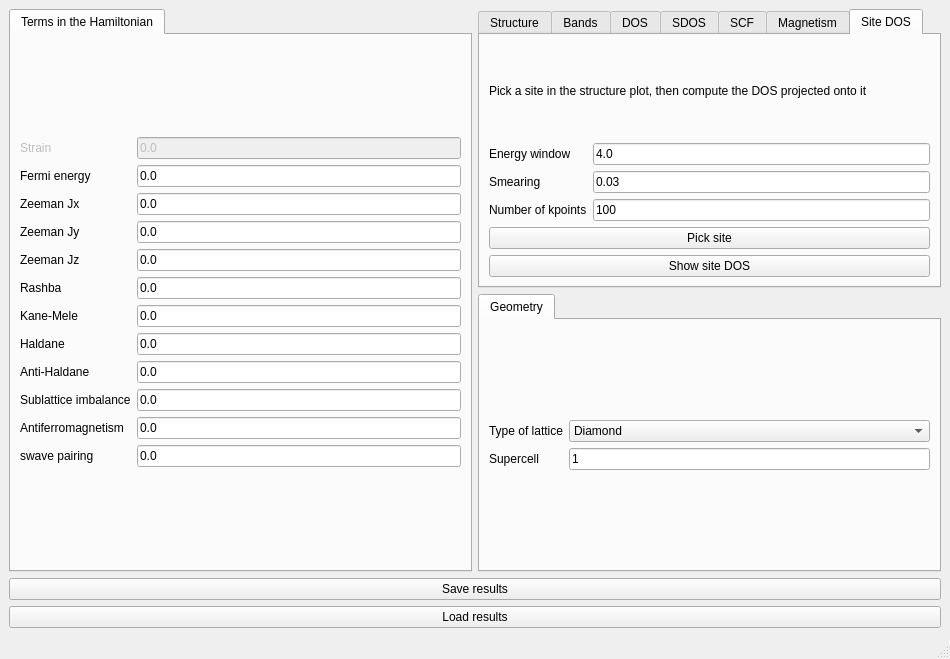
joselado/quantum-lattice, file interface-pyqt/3d/interface.ui: the form before one commit.
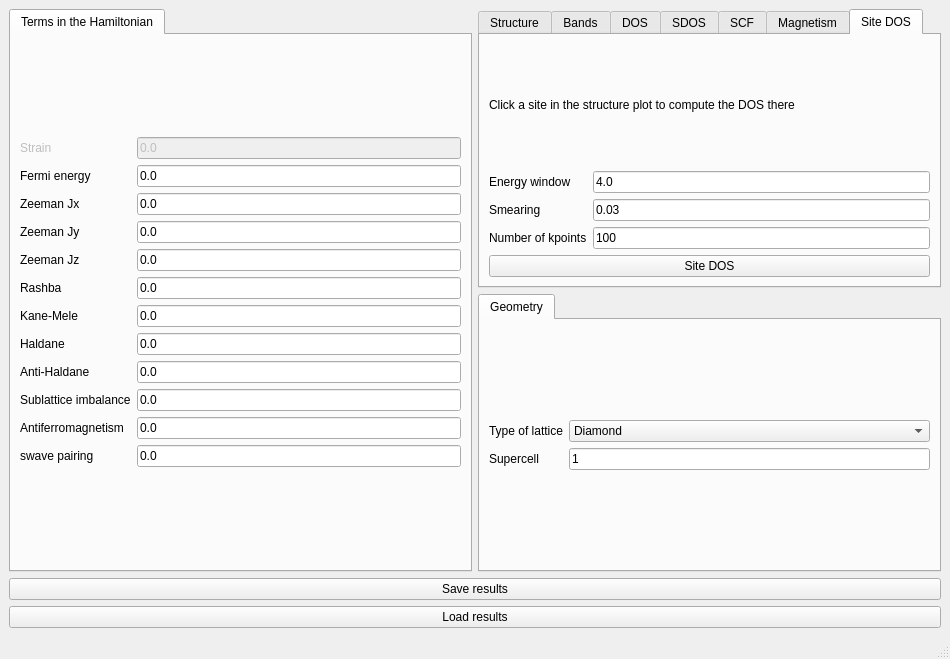
The form after the commit. The open tabs and pages were chosen to show the change. Custom widgets are drawn as their Qt base class.

Commit message: Make Site DOS a single interactive view instead of two separate steps

```diff
--- a/interface-pyqt/3d/interface.ui
+++ b/interface-pyqt/3d/interface.ui
@@ -664,7 +664,7 @@
         <item>
          <widget class="BodyLabel" name="label_site_dos_info">
           <property name="text">
-           <string>Pick a site in the structure plot, then compute the DOS projected onto it</string>
+           <string>Click a site in the structure plot to compute the DOS there</string>
           </property>
           <property name="wordWrap">
            <bool>true</bool>
@@ -717,20 +717,10 @@
           </item>
          </layout>
         </item>
-        <item>
-         <widget class="PushButton" name="select_site_dos">
-          <property name="toolTip">
-           <string>Click a site in the structure plot to select it</string>
-          </property>
-          <property name="text">
-           <string>Pick site</string>
-          </property>
-         </widget>
-        </item>
         <item>
          <widget class="PushButton" name="show_site_dos">
           <property name="text">
-           <string>Show site DOS</string>
+           <string>Site DOS</string>
           </property>
          </widget>
         </item>
```
The commit also changes 30 other files.
